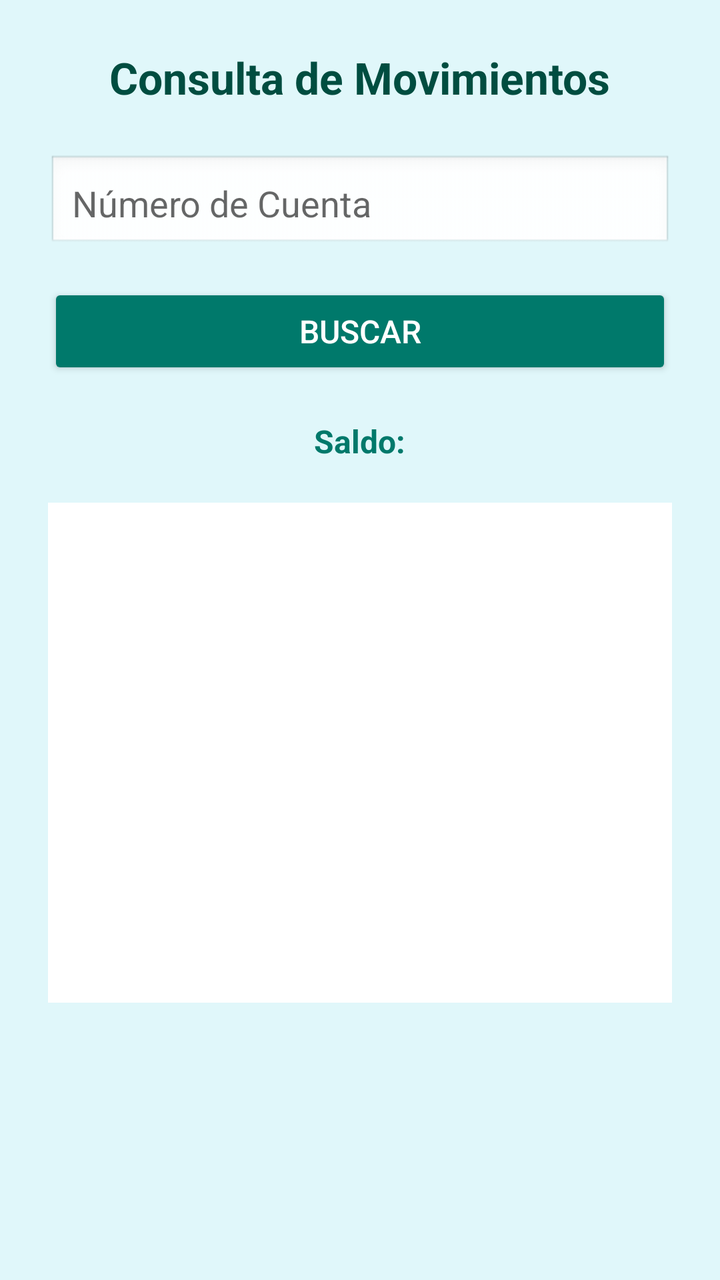
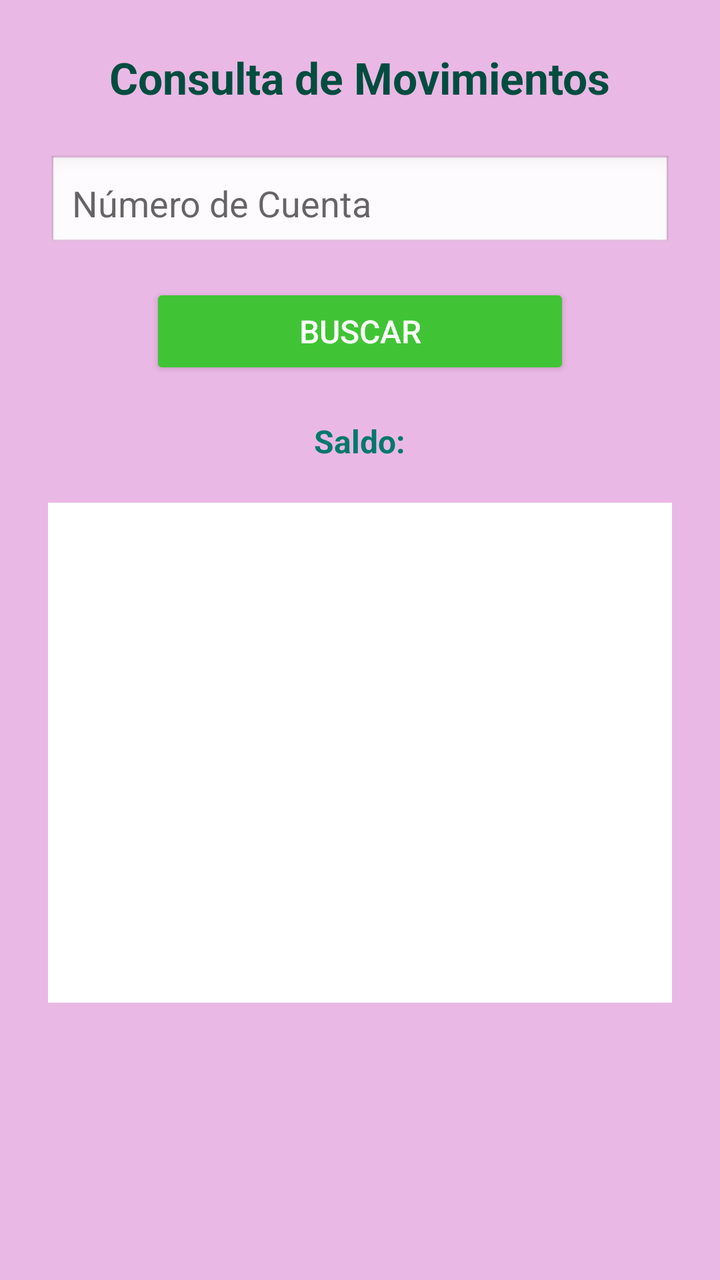

An Android layout rendered at two revisions. The XML below is the earlier revision; the diff shows what the commit changed to produce the second picture.
<!-- AndroidManifest.xml: application theme Theme.EUREKA_BANK_CLIMOV_RESTFUL -->
<!-- res/layout/activity_movimientos.xml -->
<?xml version="1.0" encoding="utf-8"?>
<ScrollView xmlns:android="http://schemas.android.com/apk/res/android"
    android:layout_width="match_parent"
    android:layout_height="match_parent"
    android:background="#e0f7fa">

    <LinearLayout
        android:layout_width="match_parent"
        android:layout_height="wrap_content"
        android:padding="24dp"
        android:orientation="vertical"
        android:gravity="center_horizontal">

        <TextView
            android:id="@+id/txtTitulo"
            android:layout_width="wrap_content"
            android:layout_height="wrap_content"
            android:text="Consulta de Movimientos"
            android:textSize="22sp"
            android:textStyle="bold"
            android:textColor="#004d40"
            android:layout_marginBottom="24dp" />

        <EditText
            android:id="@+id/txtCuenta"
            android:layout_width="match_parent"
            android:layout_height="wrap_content"
            android:hint="Número de Cuenta"
            android:inputType="text"
            android:background="@android:drawable/edit_text"
            android:padding="12dp"
            android:layout_marginBottom="16dp" />

        <Button
            android:id="@+id/btnBuscar"
            android:layout_width="match_parent"
            android:layout_height="wrap_content"
            android:text="Buscar"
            android:backgroundTint="#00796b"
            android:textColor="#ffffff"
            android:textSize="16sp"
            android:layout_marginBottom="20dp" />

        <TextView
            android:id="@+id/txtSaldo"
            android:layout_width="wrap_content"
            android:layout_height="wrap_content"
            android:text="Saldo:"
            android:textSize="16sp"
            android:textStyle="bold"
            android:textColor="#00796b"
            android:layout_marginBottom="12dp" />

        <TextView
            android:id="@+id/txtLista"
            android:layout_width="match_parent"
            android:layout_height="wrap_content"
            android:padding="12dp"
            android:background="#ffffff"
            android:textColor="#333333"
            android:textSize="15sp"
            android:typeface="monospace"
            android:layout_marginTop="8dp"
            android:minHeight="250dp"
            android:scrollbars="vertical" />

    </LinearLayout>
</ScrollView>
<!-- resources referenced by this layout -->
<resources>
  <style name="Theme.EUREKA_BANK_CLIMOV_RESTFUL" parent="Theme.AppCompat.Light.NoActionBar">
      </style>
</resources>

<!-- the commit's change to res/layout/activity_movimientos.xml (unified diff, before → after) -->
@@ -2,7 +2,7 @@
 <ScrollView xmlns:android="http://schemas.android.com/apk/res/android"
     android:layout_width="match_parent"
     android:layout_height="match_parent"
-    android:background="#e0f7fa">
+    android:background="#EAB8E4">
 
     <LinearLayout
         android:layout_width="match_parent"
@@ -33,13 +33,13 @@
 
         <Button
             android:id="@+id/btnBuscar"
-            android:layout_width="match_parent"
+            android:layout_width="210dp"
             android:layout_height="wrap_content"
+            android:layout_marginBottom="20dp"
+            android:backgroundTint="#40c435"
             android:text="Buscar"
-            android:backgroundTint="#00796b"
             android:textColor="#ffffff"
-            android:textSize="16sp"
-            android:layout_marginBottom="20dp" />
+            android:textSize="16sp" />
 
         <TextView
             android:id="@+id/txtSaldo"
